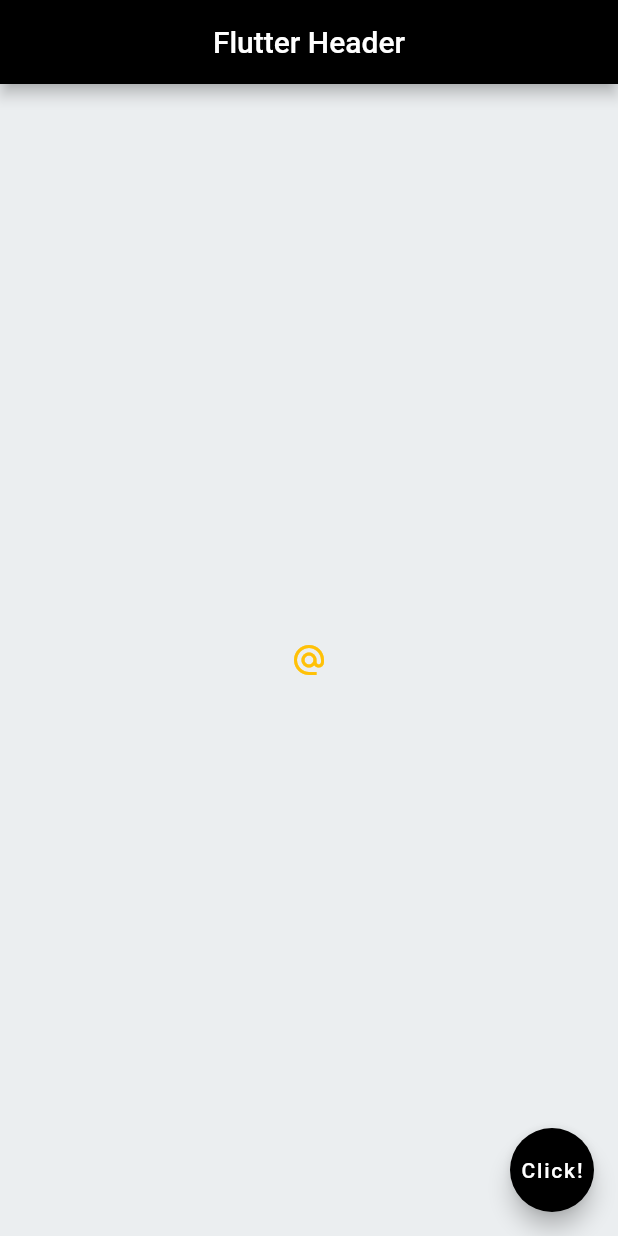
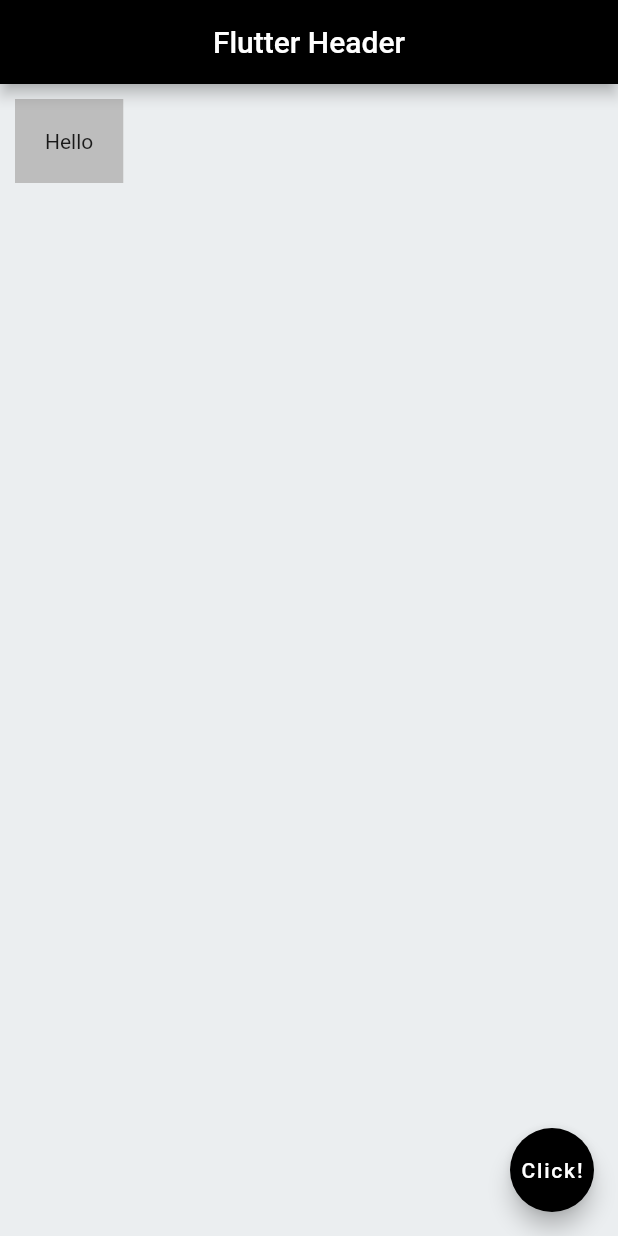
Before and after one commit to Dushani-Ranasinghe/my_first_flutter_app, a Flutter app: the screen it shows after launch, on a phone screen of 412 x 824 dp. Run offline on Flutter 3.47's test engine with Material 2 defaults, Android fonts, the phone set to English and light mode, and no system bars.

Commit message:
margin and padding with conrainer

```diff
--- a/lib/main.dart
+++ b/lib/main.dart
@@ -17,13 +17,12 @@ class Test extends StatelessWidget {
         title: Text('Flutter Header'),
         centerTitle: true,
       ),
-      body: Center(
-          child: IconButton(
-            onPressed: ()=>{print("you clicked me")},
-            icon: Icon(Icons.alternate_email),
-            color: Colors.amber,
-          )
-          ),
+      body: Container(
+        padding: EdgeInsets.all(20),
+        margin: EdgeInsets.all(10.0),
+        color: Colors.grey[400],
+        child: Text("Hello"),
+      ),
       floatingActionButton: FloatingActionButton(
           backgroundColor: Color.fromARGB(255, 0, 0, 0),
           child: Text("Click!"),
```
